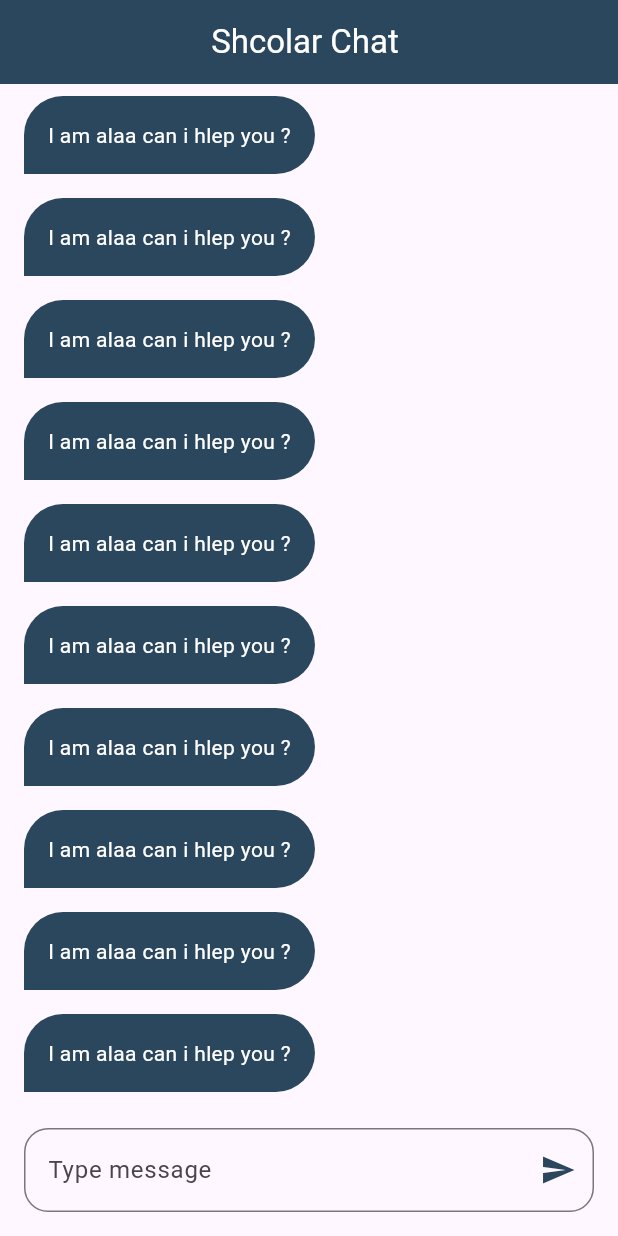
After one commit to alaakorda/Chat-APP, a Flutter app: the ChatScreen screen opened by its route, on a phone screen of 412 x 824 dp. The commit adds this screen. Run offline on Flutter 3.47's test engine with Material 3 defaults, Android fonts, the phone set to English and light mode, and no system bars; our stand-ins replace firebase_auth, firebase_core, modal_progress_hud_nsn; accounts and stored records are empty.

Commit message:
Add AppBar with 'Shcolar Chat' title, implement basic ChatBuble widget, and set up message input UI in ChatScreen

```diff
--- a/lib/main.dart
+++ b/lib/main.dart
@@ -1,4 +1,5 @@
 import 'package:chat/firebase_options.dart';
+import 'package:chat/screens/chat_screen.dart';
 import 'package:chat/screens/login_screen.dart';
 import 'package:chat/screens/register_screen.dart';
 import 'package:firebase_core/firebase_core.dart';
@@ -44,6 +45,7 @@ class MyApp extends StatelessWidget {
       routes: {
         LoginScreen.id:(context) =>  LoginScreen(),
         RegisterScreen.id:(context) =>  RegisterScreen(),
+        ChatScreen.id:(context) =>  ChatScreen(),
       },
 
     );
--- /dev/null
+++ b/lib/screens/chat_screen.dart
@@ -0,0 +1,58 @@
+import 'package:chat/constants.dart';
+import 'package:chat/widgets/chat_buble.dart';
+import 'package:flutter/material.dart';
+
+class ChatScreen extends StatelessWidget {
+  const ChatScreen({Key? key}) : super(key: key);
+  static String id = 'ChatScreen';
+  @override
+  Widget build(BuildContext context) {
+    return Scaffold(
+      appBar: AppBar(
+        backgroundColor: KPrimaryColor,
+        automaticallyImplyLeading: false,
+        title: const Row(
+          mainAxisAlignment: MainAxisAlignment.center,
+          children: [
+            // Image.asset('assets/images/splash.png',height: 30,width: 30,),
+            Text(
+              'Shcolar Chat ',
+              style: TextStyle(color: Colors.white),
+            ),
+          ],
+        ),
+      ),
+      body: Column(
+        children: [
+          Expanded(
+            child: ListView.builder(
+              itemBuilder: (BuildContext context, int index) {
+                return const ChatBuble();
+              },
+            ),
+          ),
+          Padding(
+            padding: const EdgeInsets.all(16.0),
+            child: TextField(
+              decoration: InputDecoration(
+                border: OutlineInputBorder(
+                  borderRadius: BorderRadius.circular(16),
+                  borderSide:
+                      const BorderSide(color: KPrimaryColor, width: 2.0),
+                ),
+                suffixIcon: IconButton(
+                  onPressed: () {},
+                  icon: const Icon(
+                    Icons.send,
+                    color: KPrimaryColor,
+                  ),
+                ),
+                hintText: 'Type message',
+              ),
+            ),
+          ),
+        ],
+      ),
+    );
+  }
+}
--- /dev/null
+++ b/lib/widgets/chat_buble.dart
@@ -0,0 +1,32 @@
+import 'package:chat/constants.dart';
+import 'package:flutter/material.dart';
+
+class ChatBuble extends StatelessWidget {
+  const ChatBuble({
+    super.key,
+  });
+
+  @override
+  Widget build(BuildContext context) {
+    return Align(
+      alignment: Alignment.centerLeft,
+      child: Container(
+
+        padding:  EdgeInsets.only(left: 16, top: 16, bottom: 16, right: 16),
+
+        margin: const EdgeInsets.only(left:16, right: 16, bottom: 8,top: 8),
+        decoration: const BoxDecoration(
+            color: KPrimaryColor,
+            borderRadius: BorderRadius.only(
+              topLeft: Radius.circular(32),
+              topRight: Radius.circular(32),
+              bottomRight: Radius.circular(32),
+            )),
+        child: const Text(
+          'I am alaa can i hlep you ?',
+          style: TextStyle(color: Colors.white),
+        ),
+      ),
+    );
+  }
+}
--- a/lib/widgets/custom_textfiled.dart
+++ b/lib/widgets/custom_textfiled.dart
@@ -1,7 +1,8 @@
 import 'package:flutter/material.dart';
 
-class CustomTextFiled extends StatelessWidget {
-   CustomTextFiled({Key? key,this.onChanged, required this.hintlabel}) : super(key: key);
+class CustomTextFormFiled extends StatelessWidget {
+  CustomTextFormFiled({Key? key, this.onChanged, required this.hintlabel})
+      : super(key: key);
   final String? hintlabel;
   Function(String)? onChanged;
   @override
--- a/pubspec.yaml
+++ b/pubspec.yaml
@@ -40,6 +40,7 @@ dependencies:
   firebase_core: ^2.24.2
   firebase_auth: ^4.15.3
   modal_progress_hud_nsn: ^0.4.0
+  cloud_firestore: ^4.14.0
 
 dev_dependencies:
   flutter_test:
@@ -65,7 +66,7 @@ flutter:
 
   # To add assets to your application, add an assets section, like this:
   assets:
-    - assets/images/
+    - assets/
 
 
   # An image asset can refer to one or more resolution-specific "variants", see
```
Also changed, not shown: lib/helper/show_snack_bar.dart (added, +9 -0 lines), lib/screens/login_screen.dart (+68 -17 lines), lib/screens/register_screen.dart (+5 -15 lines), assets/images/splash.png (added), pubspec.lock, 4 other files.
